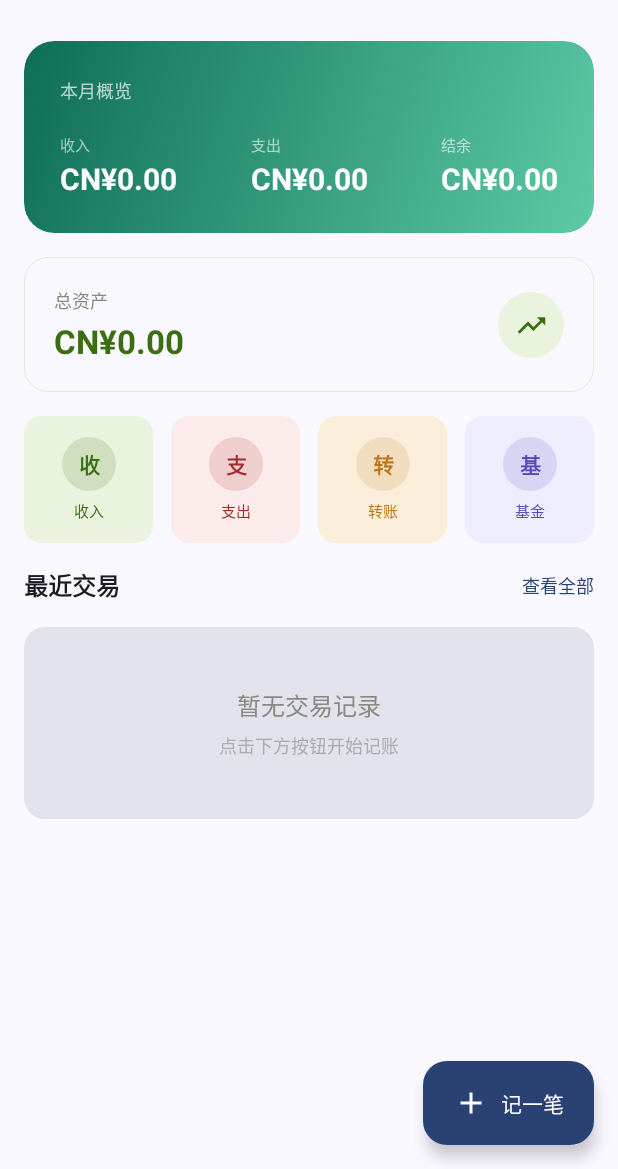
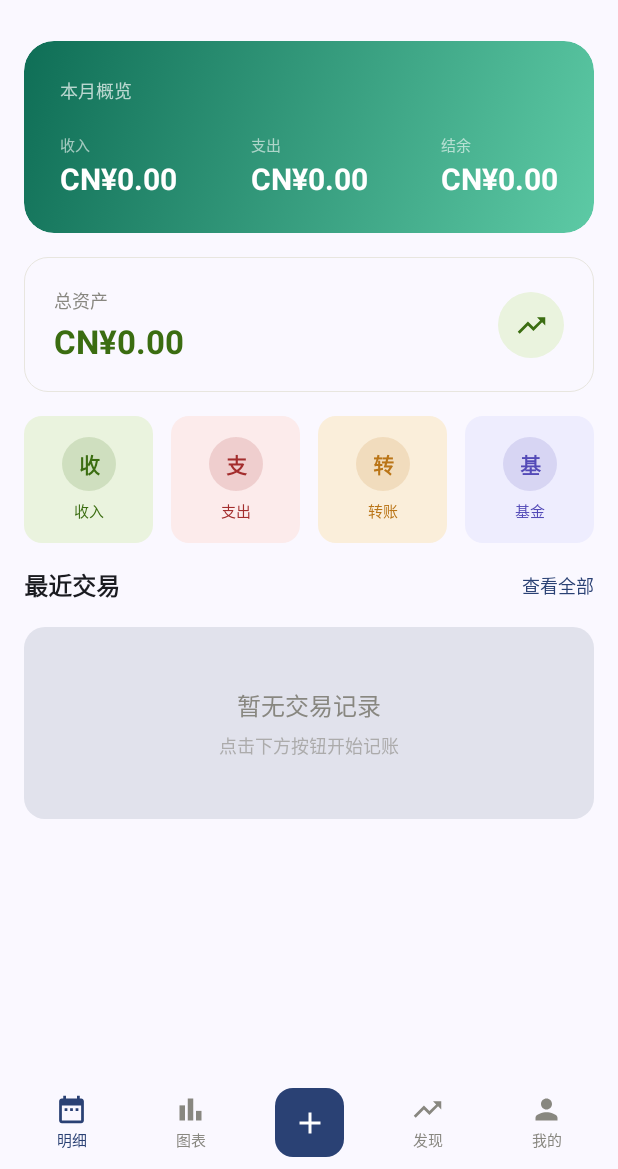
Before and after one commit to gushanaobai/jizhan, an Android app built with Jetpack Compose: the screen it shows after launch (MainActivity), on a phone screen of 412 x 824 dp, the part 67-1236 px from its top. Run offline under Robolectric (Android 15) with nearby library versions, the light colour scheme and no system bars; our stand-ins replace Dagger/Hilt's generated code; 7 statements that could not run were skipped.

Commit message:
feat: 采用方案3底部导航栏 - 简洁内嵌式
- 新增 BottomNavBar 组件：4个Tab + 中间圆角方形记账按钮
- 新增 BottomNavItem 组件：图标+文字，选中态高亮
- 移除浮动按钮，改为底部栏内嵌记账入口
- 布局更紧凑，符合鲨鱼记账风格

```diff
--- a/app/src/main/java/com/openledger/ui/home/HomeScreen.kt
+++ b/app/src/main/java/com/openledger/ui/home/HomeScreen.kt
@@ -1,6 +1,7 @@
 package com.openledger.ui.home
 
 import androidx.compose.foundation.background
+import androidx.compose.foundation.clickable
 import androidx.compose.foundation.layout.*
 import androidx.compose.foundation.lazy.LazyColumn
 import androidx.compose.foundation.lazy.items
@@ -8,7 +9,10 @@ import androidx.compose.foundation.shape.CircleShape
 import androidx.compose.foundation.shape.RoundedCornerShape
 import androidx.compose.material.icons.Icons
 import androidx.compose.material.icons.filled.Add
+import androidx.compose.material.icons.filled.BarChart
+import androidx.compose.material.icons.filled.DateRange
 import androidx.compose.material.icons.filled.Delete
+import androidx.compose.material.icons.filled.Person
 import androidx.compose.material.icons.filled.TrendingUp
 import androidx.compose.material3.*
 import androidx.compose.runtime.*
@@ -17,6 +21,7 @@ import androidx.compose.ui.Modifier
 import androidx.compose.ui.draw.clip
 import androidx.compose.ui.graphics.Brush
 import androidx.compose.ui.graphics.Color
+import androidx.compose.ui.graphics.vector.ImageVector
 import androidx.compose.ui.text.font.FontWeight
 import androidx.compose.ui.unit.dp
 import androidx.compose.ui.unit.sp
@@ -34,9 +39,22 @@ fun HomeScreen(
     onNavigateToAdd: () -> Unit = {}
 ) {
     val uiState by viewModel.uiState.collectAsState()
+    var selectedTab by remember { mutableIntStateOf(0) }
 
     Scaffold(
-        topBar = {
+        bottomBar = {
+            BottomNavBar(
+                selectedTab = selectedTab,
+                onTabSelected = { selectedTab = it },
+                onAddClick = onNavigateToAdd
+            )
+        }
+    ) { paddingValues ->
+        Column(
+            modifier = Modifier
+                .fillMaxSize()
+                .padding(paddingValues)
+        ) {
             CenterAlignedTopAppBar(
                 title = {
                     Text(
@@ -50,20 +68,7 @@ fun HomeScreen(
                     titleContentColor = MaterialTheme.colorScheme.onBackground
                 )
             )
-        },
-        floatingActionButton = {
-            ExtendedFloatingActionButton(
-                onClick = onNavigateToAdd,
-                containerColor = MaterialTheme.colorScheme.primary,
-                contentColor = Color.White,
-                shape = RoundedCornerShape(16.dp)
-            ) {
-                Icon(Icons.Default.Add, contentDescription = null)
-                Spacer(modifier = Modifier.width(8.dp))
-                Text("记一笔")
-            }
-        }
-    ) { paddingValues ->
+
             if (uiState.isLoading) {
                 Box(
                     modifier = Modifier.fillMaxSize(),
@@ -73,13 +78,10 @@ fun HomeScreen(
                 }
             } else {
                 LazyColumn(
-                modifier = Modifier
-                    .fillMaxSize()
-                    .padding(paddingValues),
+                    modifier = Modifier.fillMaxSize(),
                     contentPadding = PaddingValues(horizontal = 16.dp, vertical = 8.dp),
                     verticalArrangement = Arrangement.spacedBy(16.dp)
                 ) {
-                // 月度总览卡片
                     item {
                         MonthlyOverviewCard(
                             income = uiState.monthlyIncome,
@@ -88,17 +90,14 @@ fun HomeScreen(
                         )
                     }
 
-                // 总资产卡片
                     item {
                         TotalAssetCard(totalBalance = uiState.totalBalance)
                     }
 
-                // 快捷操作
                     item {
                         QuickActionRow()
                     }
 
-                // 最近交易标题
                     item {
                         Row(
                             modifier = Modifier.fillMaxWidth(),
@@ -118,7 +117,6 @@ fun HomeScreen(
                         }
                     }
 
-                // 交易列表
                     if (uiState.recentTransactions.isEmpty()) {
                         item { EmptyState() }
                     } else {
@@ -136,10 +134,104 @@ fun HomeScreen(
                         }
                     }
 
-                // 底部留白
-                item { Spacer(modifier = Modifier.height(80.dp)) }
+                    item { Spacer(modifier = Modifier.height(16.dp)) }
                 }
             }
+        }
+    }
+
+    uiState.errorMessage?.let { message ->
+        LaunchedEffect(message) {
+            viewModel.clearError()
+        }
+    }
+}
+
+@Composable
+fun BottomNavBar(
+    selectedTab: Int,
+    onTabSelected: (Int) -> Unit,
+    onAddClick: () -> Unit
+) {
+    Surface(
+        tonalElevation = 0.dp,
+        color = MaterialTheme.colorScheme.surface
+    ) {
+        Row(
+            modifier = Modifier
+                .fillMaxWidth()
+                .padding(horizontal = 8.dp, vertical = 8.dp),
+            horizontalArrangement = Arrangement.SpaceAround,
+            verticalAlignment = Alignment.CenterVertically
+        ) {
+            BottomNavItem(
+                icon = Icons.Filled.DateRange,
+                label = "明细",
+                selected = selectedTab == 0,
+                onClick = { onTabSelected(0) }
+            )
+            BottomNavItem(
+                icon = Icons.Filled.BarChart,
+                label = "图表",
+                selected = selectedTab == 1,
+                onClick = { onTabSelected(1) }
+            )
+            Box(
+                modifier = Modifier
+                    .size(46.dp)
+                    .clip(RoundedCornerShape(12.dp))
+                    .background(MaterialTheme.colorScheme.primary)
+                    .clickable(onClick = onAddClick),
+                contentAlignment = Alignment.Center
+            ) {
+                Icon(
+                    Icons.Default.Add,
+                    contentDescription = "记账",
+                    tint = Color.White,
+                    modifier = Modifier.size(24.dp)
+                )
+            }
+            BottomNavItem(
+                icon = Icons.Filled.TrendingUp,
+                label = "发现",
+                selected = selectedTab == 2,
+                onClick = { onTabSelected(2) }
+            )
+            BottomNavItem(
+                icon = Icons.Filled.Person,
+                label = "我的",
+                selected = selectedTab == 3,
+                onClick = { onTabSelected(3) }
+            )
+        }
+    }
+}
+
+@Composable
+fun BottomNavItem(
+    icon: ImageVector,
+    label: String,
+    selected: Boolean,
+    onClick: () -> Unit
+) {
+    Column(
+        horizontalAlignment = Alignment.CenterHorizontally,
+        modifier = Modifier
+            .clickable(onClick = onClick)
+            .padding(horizontal = 12.dp, vertical = 4.dp)
+    ) {
+        Icon(
+            imageVector = icon,
+            contentDescription = label,
+            modifier = Modifier.size(22.dp),
+            tint = if (selected) MaterialTheme.colorScheme.primary else TextHint
+        )
+        Spacer(modifier = Modifier.height(2.dp))
+        Text(
+            text = label,
+            style = MaterialTheme.typography.labelSmall,
+            color = if (selected) MaterialTheme.colorScheme.primary else TextHint
+        )
     }
 }
 
@@ -178,46 +270,19 @@ fun MonthlyOverviewCard(
                     horizontalArrangement = Arrangement.SpaceBetween
                 ) {
                     Column {
-                        Text(
-                            "收入",
-                            style = MaterialTheme.typography.labelSmall,
-                            color = Color.White.copy(alpha = 0.6f)
-                        )
+                        Text("收入", style = MaterialTheme.typography.labelSmall, color = Color.White.copy(alpha = 0.6f))
                         Spacer(modifier = Modifier.height(4.dp))
-                        Text(
-                            CurrencyUtils.formatCurrency(income),
-                            style = MaterialTheme.typography.titleLarge,
-                            fontWeight = FontWeight.Bold,
-                            color = Color.White
-                        )
+                        Text(CurrencyUtils.formatCurrency(income), style = MaterialTheme.typography.titleLarge, fontWeight = FontWeight.Bold, color = Color.White)
                     }
                     Column {
-                        Text(
-                            "支出",
-                            style = MaterialTheme.typography.labelSmall,
-                            color = Color.White.copy(alpha = 0.6f)
-                        )
+                        Text("支出", style = MaterialTheme.typography.labelSmall, color = Color.White.copy(alpha = 0.6f))
                         Spacer(modifier = Modifier.height(4.dp))
-                        Text(
-                            CurrencyUtils.formatCurrency(expense),
-                            style = MaterialTheme.typography.titleLarge,
-                            fontWeight = FontWeight.Bold,
-                            color = Color.White
-                        )
+                        Text(CurrencyUtils.formatCurrency(expense), style = MaterialTheme.typography.titleLarge, fontWeight = FontWeight.Bold, color = Color.White)
                     }
                     Column {
-                        Text(
-                            "结余",
-                            style = MaterialTheme.typography.labelSmall,
-                            color = Color.White.copy(alpha = 0.6f)
-                        )
+                        Text("结余", style = MaterialTheme.typography.labelSmall, color = Color.White.copy(alpha = 0.6f))
                         Spacer(modifier = Modifier.height(4.dp))
-                        Text(
-                            CurrencyUtils.formatCurrency(balance),
-                            style = MaterialTheme.typography.titleLarge,
-                            fontWeight = FontWeight.Bold,
-                            color = Color.White
-                        )
+                        Text(CurrencyUtils.formatCurrency(balance), style = MaterialTheme.typography.titleLarge, fontWeight = FontWeight.Bold, color = Color.White)
                     }
                 }
             }
@@ -235,39 +300,20 @@ fun TotalAssetCard(totalBalance: Double) {
         border = androidx.compose.foundation.BorderStroke(0.5.dp, BorderLight)
     ) {
         Row(
-            modifier = Modifier
-                .fillMaxWidth()
-                .padding(20.dp),
+            modifier = Modifier.fillMaxWidth().padding(20.dp),
             verticalAlignment = Alignment.CenterVertically,
             horizontalArrangement = Arrangement.SpaceBetween
         ) {
             Column {
-                Text(
-                    "总资产",
-                    style = MaterialTheme.typography.bodySmall,
-                    color = TextHint
-                )
+                Text("总资产", style = MaterialTheme.typography.bodySmall, color = TextHint)
                 Spacer(modifier = Modifier.height(6.dp))
-                Text(
-                    CurrencyUtils.formatCurrency(totalBalance),
-                    style = MaterialTheme.typography.headlineMedium,
-                    fontWeight = FontWeight.Bold,
-                    color = if (totalBalance >= 0) IncomeGreen else ExpenseRed
-                )
+                Text(CurrencyUtils.formatCurrency(totalBalance), style = MaterialTheme.typography.headlineMedium, fontWeight = FontWeight.Bold, color = if (totalBalance >= 0) IncomeGreen else ExpenseRed)
             }
             Box(
-                modifier = Modifier
-                    .size(44.dp)
-                    .clip(CircleShape)
-                    .background(IncomeBg),
+                modifier = Modifier.size(44.dp).clip(CircleShape).background(IncomeBg),
                 contentAlignment = Alignment.Center
             ) {
-                Icon(
-                    Icons.Default.TrendingUp,
-                    contentDescription = null,
-                    tint = IncomeGreen,
-                    modifier = Modifier.size(22.dp)
-                )
+                Icon(Icons.Default.TrendingUp, contentDescription = null, tint = IncomeGreen, modifier = Modifier.size(22.dp))
             }
         }
     }
@@ -275,44 +321,16 @@ fun TotalAssetCard(totalBalance: Double) {
 
 @Composable
 fun QuickActionRow() {
-    Row(
-        modifier = Modifier.fillMaxWidth(),
-        horizontalArrangement = Arrangement.spacedBy(12.dp)
-    ) {
-        QuickActionItem(
-            label = "收入",
-            color = IncomeGreen,
-            bgColor = IncomeBg,
-            modifier = Modifier.weight(1f)
-        )
-        QuickActionItem(
-            label = "支出",
-            color = ExpenseRed,
-            bgColor = ExpenseBg,
-            modifier = Modifier.weight(1f)
-        )
-        QuickActionItem(
-            label = "转账",
-            color = Secondary,
-            bgColor = SecondaryContainer,
-            modifier = Modifier.weight(1f)
-        )
-        QuickActionItem(
-            label = "基金",
-            color = Color(0xFF534AB7),
-            bgColor = Color(0xFFEEEDFE),
-            modifier = Modifier.weight(1f)
-        )
+    Row(modifier = Modifier.fillMaxWidth(), horizontalArrangement = Arrangement.spacedBy(12.dp)) {
+        QuickActionItem("收入", IncomeGreen, IncomeBg, Modifier.weight(1f))
+        QuickActionItem("支出", ExpenseRed, ExpenseBg, Modifier.weight(1f))
+        QuickActionItem("转账", Secondary, SecondaryContainer, Modifier.weight(1f))
+        QuickActionItem("基金", Color(0xFF534AB7), Color(0xFFEEEDFE), Modifier.weight(1f))
     }
 }
 
 @Composable
-fun QuickActionItem(
-    label: String,
-    color: Color,
-    bgColor: Color,
-    modifier: Modifier = Modifier
-) {
+fun QuickActionItem(label: String, color: Color, bgColor: Color, modifier: Modifier = Modifier) {
     Card(
         modifier = modifier,
         shape = RoundedCornerShape(12.dp),
@@ -320,41 +338,23 @@ fun QuickActionItem(
         elevation = CardDefaults.cardElevation(0.dp)
     ) {
         Column(
-            modifier = Modifier
-                .fillMaxWidth()
-                .padding(vertical = 14.dp),
+            modifier = Modifier.fillMaxWidth().padding(vertical = 14.dp),
             horizontalAlignment = Alignment.CenterHorizontally
         ) {
             Box(
-                modifier = Modifier
-                    .size(36.dp)
-                    .clip(CircleShape)
-                    .background(color.copy(alpha = 0.15f)),
+                modifier = Modifier.size(36.dp).clip(CircleShape).background(color.copy(alpha = 0.15f)),
                 contentAlignment = Alignment.Center
             ) {
-                Text(
-                    label.first().toString(),
-                    style = MaterialTheme.typography.titleSmall,
-                    fontWeight = FontWeight.Bold,
-                    color = color
-                )
+                Text(label.first().toString(), style = MaterialTheme.typography.titleSmall, fontWeight = FontWeight.Bold, color = color)
             }
             Spacer(modifier = Modifier.height(6.dp))
-            Text(
-                label,
-                style = MaterialTheme.typography.labelSmall,
-                color = color
-            )
+            Text(label, style = MaterialTheme.typography.labelSmall, color = color)
         }
     }
 }
 
 @Composable
-fun TransactionItem(
-    transaction: Transaction,
-    categoryName: String? = null,
-    onDelete: () -> Unit
-) {
+fun TransactionItem(transaction: Transaction, categoryName: String? = null, onDelete: () -> Unit) {
     val displayName = categoryName ?: transaction.description ?: if (transaction.isIncome) "收入" else "支出"
     val icon = CategoryIcons.getCategoryIcon(displayName, transaction.isIncome)
 
@@ -366,42 +366,21 @@ fun TransactionItem(
         border = androidx.compose.foundation.BorderStroke(0.5.dp, BorderLight)
     ) {
         Row(
-            modifier = Modifier
-                .fillMaxWidth()
-                .padding(14.dp),
+            modifier = Modifier.fillMaxWidth().padding(14.dp),
             verticalAlignment = Alignment.CenterVertically
         ) {
             Box(
-                modifier = Modifier
-                    .size(42.dp)
-                    .clip(RoundedCornerShape(12.dp))
-                    .background(if (transaction.isIncome) IncomeBg else ExpenseBg),
+                modifier = Modifier.size(42.dp).clip(RoundedCornerShape(12.dp)).background(if (transaction.isIncome) IncomeBg else ExpenseBg),
                 contentAlignment = Alignment.Center
             ) {
-                Icon(
-                    imageVector = icon,
-                    contentDescription = null,
-                    tint = if (transaction.isIncome) IncomeGreen else ExpenseRed,
-                    modifier = Modifier.size(20.dp)
-                )
+                Icon(imageVector = icon, contentDescription = null, tint = if (transaction.isIncome) IncomeGreen else ExpenseRed, modifier = Modifier.size(20.dp))
             }
-
             Spacer(modifier = Modifier.width(12.dp))
-
             Column(modifier = Modifier.weight(1f)) {
-                Text(
-                    text = displayName,
-                    style = MaterialTheme.typography.bodyLarge,
-                    fontWeight = FontWeight.Medium
-                )
+                Text(text = displayName, style = MaterialTheme.typography.bodyLarge, fontWeight = FontWeight.Medium)
                 Spacer(modifier = Modifier.height(2.dp))
-                Text(
-                    text = DateUtils.formatDate(transaction.date, DateUtils.Formats.CHINESE_DATE),
-                    style = MaterialTheme.typography.bodySmall,
-                    color = TextHint
-                )
+                Text(text = DateUtils.formatDate(transaction.date, DateUtils.Formats.CHINESE_DATE), style = MaterialTheme.typography.bodySmall, color = TextHint)
             }
-
             Text(
                 text = "${if (transaction.isIncome) "+" else "-"}${CurrencyUtils.formatCurrency(transaction.amount)}",
                 style = MaterialTheme.typography.titleMedium,
@@ -420,24 +399,11 @@ fun EmptyState() {
         colors = CardDefaults.cardColors(containerColor = MaterialTheme.colorScheme.surfaceVariant),
         elevation = CardDefaults.cardElevation(0.dp)
     ) {
-        Box(
-            modifier = Modifier
-                .fillMaxWidth()
-                .padding(40.dp),
-            contentAlignment = Alignment.Center
-        ) {
+        Box(modifier = Modifier.fillMaxWidth().padding(40.dp), contentAlignment = Alignment.Center) {
             Column(horizontalAlignment = Alignment.CenterHorizontally) {
-                Text(
-                    "暂无交易记录",
-                    style = MaterialTheme.typography.bodyLarge,
-                    color = TextHint
-                )
+                Text("暂无交易记录", style = MaterialTheme.typography.bodyLarge, color = TextHint)
                 Spacer(modifier = Modifier.height(6.dp))
-                Text(
-                    "点击下方按钮开始记账",
-                    style = MaterialTheme.typography.bodySmall,
-                    color = TextHint.copy(alpha = 0.6f)
-                )
+                Text("点击下方按钮开始记账", style = MaterialTheme.typography.bodySmall, color = TextHint.copy(alpha = 0.6f))
             }
         }
     }
```
Lines whose indentation alone changed are shown as unchanged.
